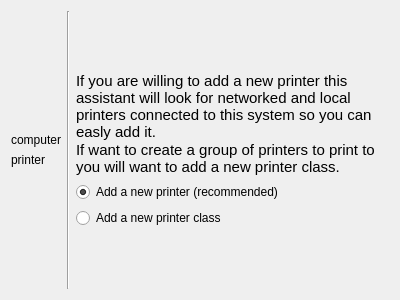
First picture: the form in add-printer/PageIntro.ui, repository KDE/print-manager, before the edit.
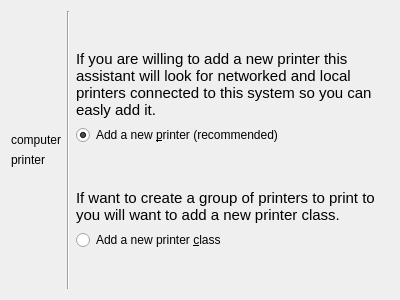
Second picture: the form after the edit.

Commit message: Fixed the password prompt Added support to add printer classes Added lots of classes to deal with the different protocols (work in progress)

What changed in the file:
```diff
--- a/add-printer/PageIntro.ui
+++ b/add-printer/PageIntro.ui
@@ -117,8 +117,7 @@
 &lt;html&gt;&lt;head&gt;&lt;meta name=&quot;qrichtext&quot; content=&quot;1&quot; /&gt;&lt;style type=&quot;text/css&quot;&gt;
 p, li { white-space: pre-wrap; }
 &lt;/style&gt;&lt;/head&gt;&lt;body style=&quot; font-family:'DejaVu Sans'; font-size:9pt; font-weight:400; font-style:normal;&quot;&gt;
-&lt;p style=&quot; margin-top:0px; margin-bottom:0px; margin-left:0px; margin-right:0px; -qt-block-indent:0; text-indent:0px;&quot;&gt;&lt;span style=&quot; font-size:11pt;&quot;&gt;If you are willing to add a new printer this assistant will look for networked and local printers connected to this system so you can easly add it.&lt;/span&gt;&lt;/p&gt;
-&lt;p style=&quot; margin-top:0px; margin-bottom:0px; margin-left:0px; margin-right:0px; -qt-block-indent:0; text-indent:0px;&quot;&gt;&lt;span style=&quot; font-size:11pt;&quot;&gt;If want to create a group of printers to print to you will want to add a new printer class.&lt;/span&gt;&lt;/p&gt;&lt;/body&gt;&lt;/html&gt;</string>
+&lt;p style=&quot; margin-top:0px; margin-bottom:0px; margin-left:0px; margin-right:0px; -qt-block-indent:0; text-indent:0px;&quot;&gt;&lt;span style=&quot; font-size:11pt;&quot;&gt;If you are willing to add a new printer this assistant will look for networked and local printers connected to this system so you can easly add it.&lt;/span&gt;&lt;/p&gt;&lt;/body&gt;&lt;/html&gt;</string>
        </property>
        <property name="textFormat">
         <enum>Qt::RichText</enum>
@@ -131,17 +130,44 @@
      <item>
       <widget class="QRadioButton" name="addNewPrinterCB">
        <property name="text">
-        <string>Add a new printer (recommended)</string>
+        <string>Add a new &amp;printer (recommended)</string>
        </property>
        <property name="checked">
         <bool>true</bool>
        </property>
       </widget>
      </item>
+     <item>
+      <spacer name="verticalSpacer_5">
+       <property name="orientation">
+        <enum>Qt::Vertical</enum>
+       </property>
+       <property name="sizeHint" stdset="0">
+        <size>
+         <width>20</width>
+         <height>40</height>
+        </size>
+       </property>
+      </spacer>
+     </item>
+     <item>
+      <widget class="QLabel" name="label">
+       <property name="text">
+        <string>&lt;!DOCTYPE HTML PUBLIC &quot;-//W3C//DTD HTML 4.0//EN&quot; &quot;http://www.w3.org/TR/REC-html40/strict.dtd&quot;&gt;
+&lt;html&gt;&lt;head&gt;&lt;meta name=&quot;qrichtext&quot; content=&quot;1&quot; /&gt;&lt;style type=&quot;text/css&quot;&gt;
+p, li { white-space: pre-wrap; }
+&lt;/style&gt;&lt;/head&gt;&lt;body style=&quot; font-family:'DejaVu Sans'; font-size:9pt; font-weight:400; font-style:normal;&quot;&gt;
+&lt;p style=&quot; margin-top:0px; margin-bottom:0px; margin-left:0px; margin-right:0px; -qt-block-indent:0; text-indent:0px;&quot;&gt;&lt;span style=&quot; font-size:11pt;&quot;&gt;If want to create a group of printers to print to you will want to add a new printer class.&lt;/span&gt;&lt;/p&gt;&lt;/body&gt;&lt;/html&gt;</string>
+       </property>
+       <property name="wordWrap">
+        <bool>true</bool>
+       </property>
+      </widget>
+     </item>
      <item>
       <widget class="QRadioButton" name="radioButton_2">
        <property name="text">
-        <string>Add a new printer class</string>
+        <string>Add a new printer &amp;class</string>
        </property>
       </widget>
      </item>
```
The commit also changes 33 other files.
